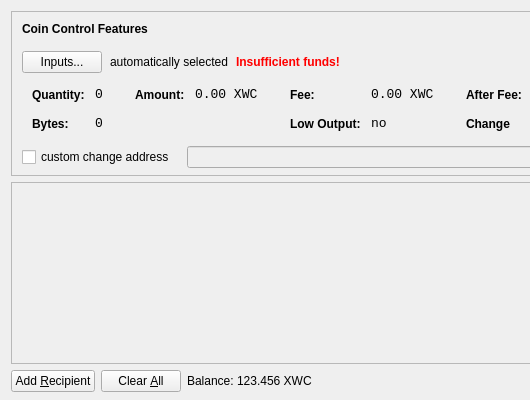
The window that src/qt/forms/sendcoinsdialog.ui (WhitecoinCore/whitecoin) describes before a commit, drawn with Qt 5; both pictures show x 0 to 530 and y 0 to 400 of the 850 by 400 pixel window.
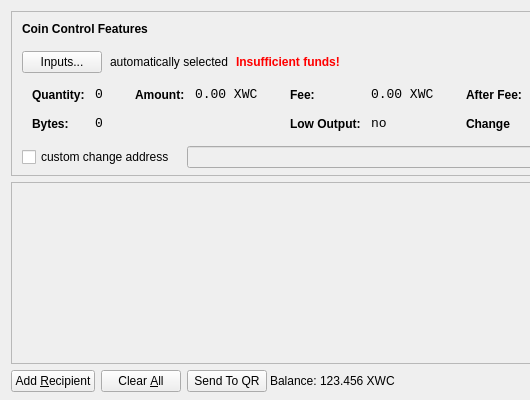
The same window after the commit. Icons and pictures are not drawn.

The edit to the form file:
```diff
--- a/src/qt/forms/sendcoinsdialog.ui
+++ b/src/qt/forms/sendcoinsdialog.ui
@@ -667,6 +667,13 @@
        <property name="spacing">
         <number>3</number>
        </property>
+       <item>
+        <widget class="QPushButton" name="sendQRButton">
+         <property name="text">
+          <string>Send To QR</string>
+         </property>
+        </widget>
+       </item>
        <item>
         <widget class="QLabel" name="label">
          <property name="sizePolicy">
```
Left out of the diff: 28 changed lines with no effect on the pictures.
